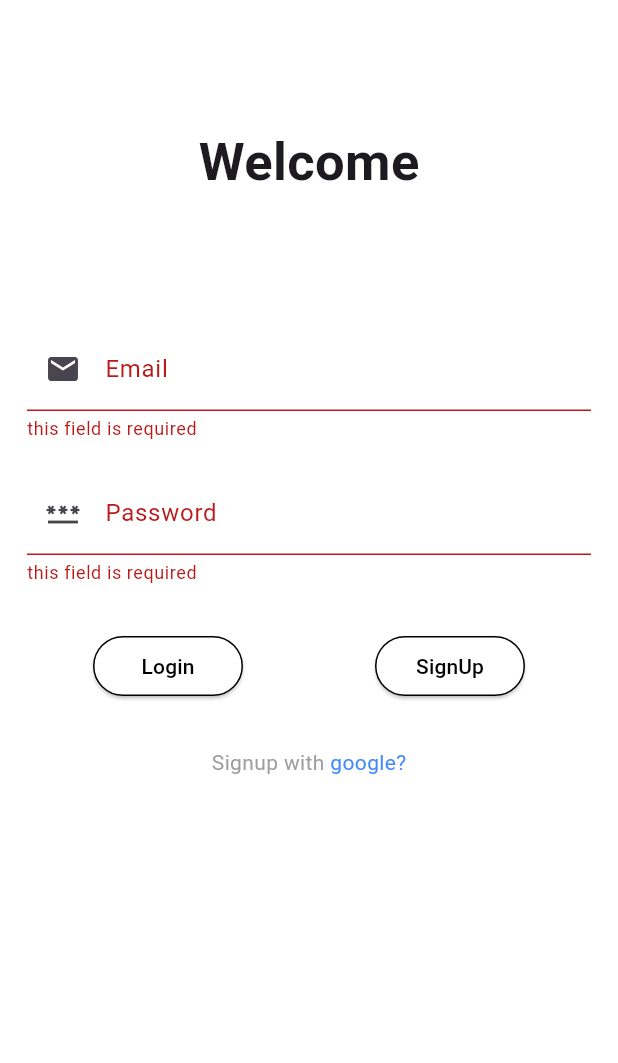
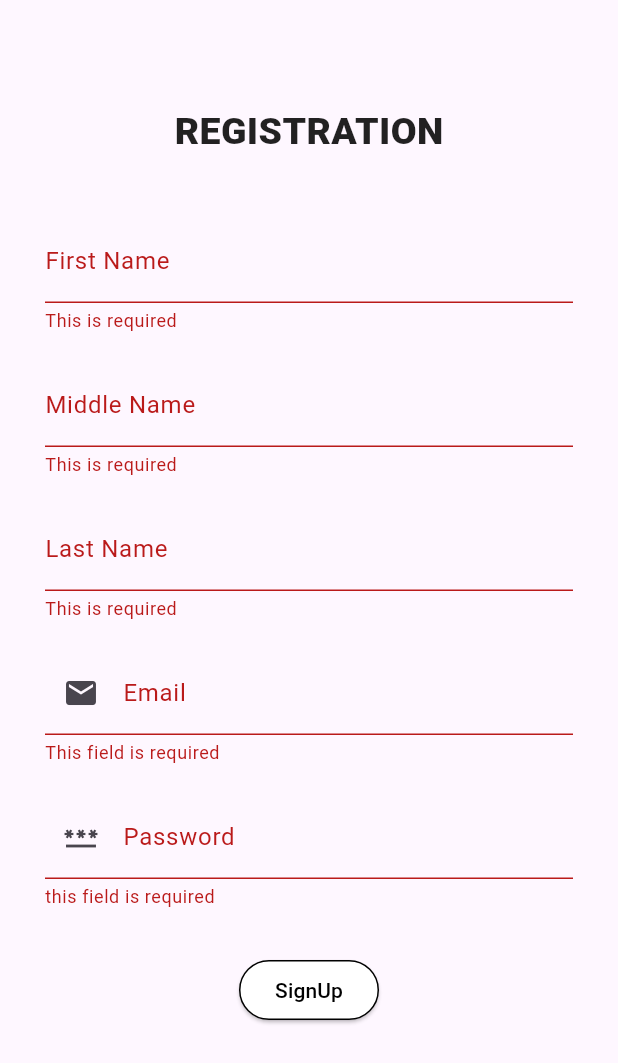
Before and after one commit to Barry3232/YouTube-App, a Flutter app: the screen it shows after launch, after a tap on "SignUp", on a phone screen of 412 x 824 dp. Shown: the top 1063 px of the screen. Run offline on Flutter 3.47's test engine with Material 3 defaults, Android fonts, the light colour scheme and no system bars; our stand-ins replace firebase_auth, firebase_core, firebase_database, firebase_storage, image_picker, video_player; accounts and stored records are empty.

Commit message:
corrected my video player, added a function to check if login and other functions

```diff
--- a/lib/main.dart
+++ b/lib/main.dart
@@ -1,6 +1,7 @@
 import 'package:firebase_core/firebase_core.dart';
 import 'package:flutter/material.dart';
 import 'package:youtube_app/screens/splah.dart';
+
 
 
 
@@ -8,12 +9,11 @@ void main() async{
   // SystemChrome.setSystemUIOverlayStyle(SystemUiOverlayStyle(statusBarColor:  Colors.transparent));
   WidgetsFlutterBinding.ensureInitialized();
   await Firebase.initializeApp();
-  runApp(const MyApp());
+  runApp( const MyApp());
 }
 
 class MyApp extends StatelessWidget {
   const MyApp({super.key});
-
   // This widget is the root of your application.
   @override
   Widget build(BuildContext context) {
--- a/lib/model/post_model.dart
+++ b/lib/model/post_model.dart
@@ -1,6 +1,6 @@
 class PostModel {
   // final List likes;
-  final String comment;
+  // final String comment;
   final String title;
   final String description;
   final String id;
@@ -10,7 +10,7 @@ class PostModel {
 
   PostModel({
     // required this.likes,
-    required this.comment,
+    // required this.comment,
     required this.title,
     required this.description,
     required this.id,
--- a/lib/screens/login_screen.dart
+++ b/lib/screens/login_screen.dart
@@ -17,7 +17,7 @@ class _LoginScreenState extends State<LoginScreen> {
   final _formKey = GlobalKey<FormState>();
 
   bool isLoginLoading = false;
-  bool isSignupLoading = false;
+  // bool isSignupLoading = false;
 
   Future<void> loginUser() async {
     final isValidate = _formKey.currentState?.validate();
@@ -37,7 +37,6 @@ class _LoginScreenState extends State<LoginScreen> {
       await authInstance.signInWithEmailAndPassword(
           email: emailController.text.trim(),
           password: passwordController.text.trim()
-
       );
       Navigator.of(context).push(MaterialPageRoute(builder: (context) {
         return const NavBar();
@@ -57,34 +56,34 @@ class _LoginScreenState extends State<LoginScreen> {
     }
   }
 
-  Future<void> registerUser() async {
-    final isValidate = _formKey.currentState?.validate();
-
-    if (!isValidate!) {
-      return;
-    }
-    _formKey.currentState?.save();
-
-    setState(() {
-      isSignupLoading = true;
-    });
-
-
-    try {
-      final authInstance = f_auth.FirebaseAuth.instance;
-
-      await authInstance.createUserWithEmailAndPassword(
-          email: emailController.text.trim(),
-          password: passwordController.text.trim());
-    } catch (e) {
-      ScaffoldMessenger.of(context)
-          .showSnackBar(const SnackBar(content: Text('Error occur')));
-    } finally {
-      setState(() {
-        isSignupLoading = false;
-      });
-    }
-  }
+  // Future<void> registerUser() async {
+  //   final isValidate = _formKey.currentState?.validate();
+  //
+  //   if (!isValidate!) {
+  //     return;
+  //   }
+  //   _formKey.currentState?.save();
+  //
+  //   setState(() {
+  //     isSignupLoading = true;
+  //   });
+  //
+  //
+  //   try {
+  //     final authInstance = f_auth.FirebaseAuth.instance;
+  //
+  //     await authInstance.createUserWithEmailAndPassword(
+  //         email: emailController.text.trim(),
+  //         password: passwordController.text.trim());
+  //   } catch (e) {
+  //     ScaffoldMessenger.of(context)
+  //         .showSnackBar(const SnackBar(content: Text('Error occur')));
+  //   } finally {
+  //     setState(() {
+  //       isSignupLoading = false;
+  //     });
+  //   }
+  // }
 
   @override
   Widget build(BuildContext context) {
@@ -189,28 +188,28 @@ class _LoginScreenState extends State<LoginScreen> {
                                           style: TextStyle(color: Colors.black),
                                         )),
                             ),
-                            SizedBox(
-                              width: 100,
-                              child: ElevatedButton(
-                                style: ButtonStyle(
-                                  backgroundColor:
-                                      MaterialStateProperty.resolveWith(
-                                          (states) => Colors.white),
-                                  overlayColor:
-                                      MaterialStateProperty.resolveWith(
-                                          (states) => Colors.blueGrey),
-                                  side: MaterialStateProperty.resolveWith(
-                                      (states) => const BorderSide(
-                                          color: Colors.black)),
-                                ),
-                                onPressed: registerUser,
-                                child: isSignupLoading
-                                    ? const Center(
-                                        child: CircularProgressIndicator())
-                                    : const Text('SignUp',
-                                        style: TextStyle(color: Colors.black)),
-                              ),
-                            ),
+                            // SizedBox(
+                            //   width: 100,
+                            //   child: ElevatedButton(
+                            //     style: ButtonStyle(
+                            //       backgroundColor:
+                            //           MaterialStateProperty.resolveWith(
+                            //               (states) => Colors.white),
+                            //       overlayColor:
+                            //           MaterialStateProperty.resolveWith(
+                            //               (states) => Colors.blueGrey),
+                            //       side: MaterialStateProperty.resolveWith(
+                            //           (states) => const BorderSide(
+                            //               color: Colors.black)),
+                            //     ),
+                            //     onPressed: registerUser,
+                            //     child: isSignupLoading
+                            //         ? const Center(
+                            //             child: CircularProgressIndicator())
+                            //         : const Text('SignUp',
+                            //             style: TextStyle(color: Colors.black)),
+                            //   ),
+                            // ),
                           ],
                         ),
                         const SizedBox(
--- /dev/null
+++ b/lib/screens/registration_screen.dart
@@ -0,0 +1,241 @@
+import 'package:firebase_auth/firebase_auth.dart' as f_auth;
+import 'package:flutter/material.dart';
+import 'package:youtube_app/screens/login_screen.dart';
+
+class SignUpScreen extends StatefulWidget {
+  const SignUpScreen({super.key});
+
+  @override
+  State<SignUpScreen> createState() => _SignUpState();
+}
+
+class _SignUpState extends State<SignUpScreen> {
+  TextEditingController firstNameController = TextEditingController();
+  TextEditingController middleNameController = TextEditingController();
+  TextEditingController lastNameController = TextEditingController();
+  TextEditingController emailController = TextEditingController();
+  TextEditingController passwordController = TextEditingController();
+
+  final _formKey = GlobalKey<FormState>();
+
+  bool isSignupLoading = false;
+
+  Future<void> registerUser() async {
+    final isValidate = _formKey.currentState?.validate();
+
+    if (!isValidate!) {
+      return;
+    }
+    _formKey.currentState?.save();
+
+    setState(() {
+      isSignupLoading = true;
+    });
+
+
+    try {
+      final authInstance = f_auth.FirebaseAuth.instance;
+      await authInstance.createUserWithEmailAndPassword(
+          email: emailController.text.trim(),
+          password: passwordController.text.trim());
+      Navigator.of(context).push(MaterialPageRoute(builder: (context) {
+        return const LoginScreen();
+      }));
+
+    } catch (e) {
+      ScaffoldMessenger.of(context)
+          .showSnackBar(const SnackBar(content: Text('Error occur')));
+    } finally {
+      setState(() {
+        isSignupLoading = false;
+      });
+    }
+  }
+
+  @override
+  Widget build(BuildContext context) {
+    return Scaffold(
+      body: SafeArea(
+        child: SingleChildScrollView(
+          child: Padding(
+            padding: const EdgeInsets.all(30),
+            child: Column(
+              children: [
+                const SizedBox(
+                  height: 40,
+                ),
+
+                const Center(
+                  child: Text(
+                    'REGISTRATION',
+                    style: TextStyle(
+                      fontSize: 25,
+                      color: Colors.black87,
+                      fontWeight: FontWeight.w800,
+                    ),
+                  ),
+                ),
+
+                const SizedBox(
+                  height: 40,
+                ),
+
+                Form(
+                    key: _formKey,
+                    child: Column(
+                      children: [
+                        TextFormField(
+                          controller: firstNameController,
+                          validator: (val) {
+                            if (val == null || val.isEmpty) {
+                              return 'This is required';
+                            }
+                            return null;
+                          },
+                          decoration: InputDecoration(
+                              labelText: 'First Name',
+                              floatingLabelStyle:
+                                  const TextStyle(color: Colors.black),
+                              // prefixIcon: const Icon(Icons.email),
+                              hintText: 'David',
+                              enabledBorder: const OutlineInputBorder(
+                                borderSide: BorderSide(color: Colors.grey),
+                              ),
+                              focusedBorder: OutlineInputBorder(
+                                borderRadius: BorderRadius.circular(10),
+                                borderSide:
+                                    const BorderSide(color: Colors.black45),
+                              )),
+                        ),
+                        const SizedBox(
+                          height: 20,
+                        ),
+
+                        TextFormField(
+                          controller: middleNameController,
+                          validator: (val) {
+                            if (val == null || val.isEmpty) {
+                              return 'This is required';
+                            }
+                            return null;
+                          },
+                          decoration: InputDecoration(
+                              labelText: 'Middle Name',
+                              floatingLabelStyle:
+                                  const TextStyle(color: Colors.black),
+                              // prefixIcon: const Icon(Icons.email),
+                              hintText: 'Lucky',
+                              enabledBorder: const OutlineInputBorder(
+                                borderSide: BorderSide(color: Colors.grey),
+                              ),
+                              focusedBorder: OutlineInputBorder(
+                                borderRadius: BorderRadius.circular(10),
+                                borderSide:
+                                    const BorderSide(color: Colors.black45),
+                              )),
+                        ),
+                        const SizedBox(
+                          height: 20,
+                        ),
+                        TextFormField(
+                          controller: lastNameController,
+                          validator: (val) {
+                            if (val == null || val.isEmpty) {
+                              return 'This is required';
+                            }
+                            return null;
+                          },
+                          decoration: InputDecoration(
+                              labelText: 'Last Name',
+                              floatingLabelStyle:
+                                  const TextStyle(color: Colors.black),
+                              // prefixIcon: const Icon(Icons.email),
+                              hintText: 'ThankGod',
+                              enabledBorder: const OutlineInputBorder(
+                                borderSide: BorderSide(color: Colors.grey),
+                              ),
+                              focusedBorder: OutlineInputBorder(
+                                borderRadius: BorderRadius.circular(10),
+                                borderSide:
+                                    const BorderSide(color: Colors.black45),
+                              )),
+                        ),
+                        const SizedBox(
+                          height: 20,
+                        ),
+                        TextFormField(
+                            controller: emailController,
+                            validator: (val) {
+                              if (val == null || val.isEmpty) {
+                                return 'This field is required';
+                              }
+                              return null;
+                            },
+                            decoration: InputDecoration(
+                                labelText: 'Email',
+                                floatingLabelStyle:
+                                    const TextStyle(color: Colors.black),
+                                prefixIcon: const Icon(Icons.email),
+                                hintText: 'User@gmail.com',
+                                enabledBorder: const OutlineInputBorder(
+                                  borderSide: BorderSide(color: Colors.grey),
+                                ),
+                                focusedBorder: OutlineInputBorder(
+                                  borderRadius: BorderRadius.circular(10),
+                                  borderSide:
+                                      const BorderSide(color: Colors.black45),
+                                ))),
+                        const SizedBox(
+                          height: 20,
+                        ),
+                        TextFormField(
+                            controller: passwordController,
+                            obscureText: true,
+                            validator: (val) {
+                              if (val == null || val.isEmpty) {
+                                return 'this field is required';
+                              }
+                              return null;
+                            },
+                            decoration: InputDecoration(
+                                labelText: 'Password',
+                                floatingLabelStyle:
+                                    const TextStyle(color: Colors.black),
+                                prefixIcon: const Icon(Icons.password_outlined),
+                                enabledBorder: const OutlineInputBorder(
+                                  borderSide: BorderSide(color: Colors.grey),
+                                ),
+                                focusedBorder: OutlineInputBorder(
+                                  borderRadius: BorderRadius.circular(10),
+                                  borderSide:
+                                      const BorderSide(color: Colors.black45),
+                                ))),
+                        const SizedBox(
+                          height: 30,
+                        ),
+                        Center(
+                            child: ElevatedButton(
+                              style: ButtonStyle(
+                                backgroundColor: MaterialStateProperty.resolveWith(
+                                        (states) => Colors.white),
+                                overlayColor: MaterialStateProperty.resolveWith(
+                                        (states) => Colors.blueGrey),
+                                side: MaterialStateProperty.resolveWith((states) =>
+                                const BorderSide(color: Colors.black)),
+                              ),
+                              onPressed: registerUser,
+                              child: isSignupLoading
+                                  ? const Center(child: CircularProgressIndicator())
+                                  : const Text('SignUp',
+                                  style: TextStyle(color: Colors.black)),
+                        ))
+                      ],
+                    ))
+              ],
+            ),
+          ),
+        ),
+      ),
+    );
+  }
+}
--- a/lib/screens/splah.dart
+++ b/lib/screens/splah.dart
@@ -1,7 +1,8 @@
 import 'dart:async';
-
+import 'package:firebase_auth/firebase_auth.dart';
 import 'package:flutter/material.dart';
-import 'package:youtube_app/screens/login_screen.dart';
+import 'package:youtube_app/screens/registration_screen.dart';
+import 'nav_bar.dart';
 
 class SplashScreen extends StatefulWidget {
   const SplashScreen({super.key});
@@ -12,29 +13,44 @@ class SplashScreen extends StatefulWidget {
 
 class _SplashScreenState extends State<SplashScreen>
     with TickerProviderStateMixin {
-  late AnimationController controller;
+  AnimationController? controller;
+
+  var auth = FirebaseAuth.instance;
+  var isLogin = false;
+
+  checkIfLogin() async {
+    auth.authStateChanges().listen((User? user) {
+      if (user != null && mounted) {
+        setState(() {
+          isLogin = true;
+        });
+      }
+    });
+  }
 
   @override
   void initState() {
-    super.initState();
+    checkIfLogin();
+    WidgetsBinding.instance.addPersistentFrameCallback((timeStamp) {
+      controller = AnimationController(
+        vsync: this,
+        duration: const Duration(seconds: 10),
+      )..addListener(() {
+          setState(() {});
+        });
+
+      super.initState();
+    });
     Timer(
         const Duration(seconds: 5),
-            ( ) => Navigator.of(context).push(
-            MaterialPageRoute(builder: (context) => const LoginScreen())));
-    controller = AnimationController(
-      vsync: this,
-      duration: const Duration(seconds: 5),
-
-    )..addListener(() {
-      setState(() {});
-
-
-      });
+        () => Navigator.of(context).push(MaterialPageRoute(
+            builder: (context) =>
+                isLogin ? const NavBar() : const SignUpScreen())));
   }
 
   @override
   void dispose() {
-    controller.dispose();
+    controller?.dispose();
     super.dispose();
   }
 
@@ -53,12 +69,8 @@ class _SplashScreenState extends State<SplashScreen>
           Padding(
             padding: const EdgeInsets.only(right: 60, left: 60),
             child: LinearProgressIndicator(
-              color: Colors.red,
-              value: controller.value,
-
-            ),
+                color: Colors.red, value: (controller?.value ?? 1) * 2),
           ),
-          const LinearProgressIndicator(),
         ],
       ),
     );
--- a/lib/screens/upload_screen.dart
+++ b/lib/screens/upload_screen.dart
@@ -91,7 +91,7 @@ class UploadScreenState extends State<UploadScreen> {
       final newPost = PostModel(
           title: titleController.text.trim(),
           description: descriptionController.text.trim(),
-          comment: commentController.text.trim(),
+          // comment: commentController.text.trim(),
           id: "new",
           postDate: DateTime.now(),
           userId: auth.currentUser?.uid ?? "new",
```
Also changed, not shown: lib/screens/clsd _screen.dart (+19 -15 lines), lib/screens/first_screen.dart (+14 -5 lines), lib/screens/home_videos.dart (+32 -50 lines), lib/screens/nav_bar.dart (+5 -5 lines), lib/widgets/customclsd_screen.dart (added, +142 -0 lines), 1 other file.
